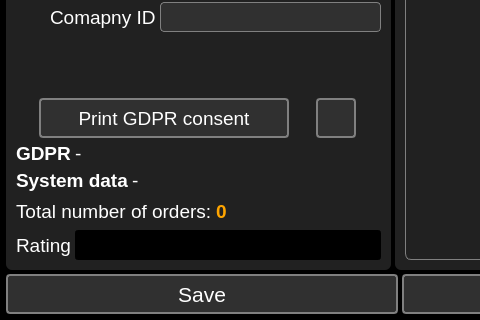
Above: Dialogs/ClientInfo/clientinfodialog.ui from PiotrNapierala/MySqlComputerService before the change; both pictures show x 0 to 480 and y 150 to 470 of the 800 by 470 pixel window. Below: the same form after it.
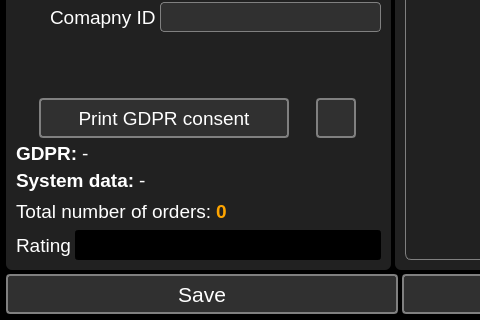
That is the form after the change. Icons and pictures are not drawn.

Patch:
```diff
--- a/Dialogs/ClientInfo/clientinfodialog.ui
+++ b/Dialogs/ClientInfo/clientinfodialog.ui
@@ -411,7 +411,7 @@
            </font>
           </property>
           <property name="text">
-           <string>System data</string>
+           <string>System data:</string>
           </property>
          </widget>
         </item>
@@ -604,7 +604,7 @@
            </font>
           </property>
           <property name="text">
-           <string>GDPR</string>
+           <string>GDPR:</string>
           </property>
          </widget>
         </item>
```
